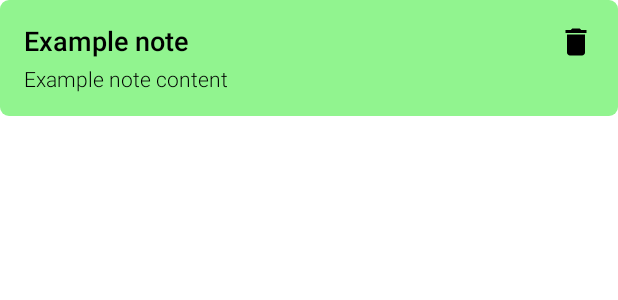
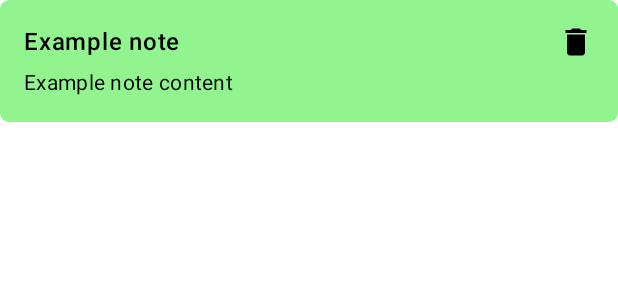
Before and after one commit to linhcn/kmm_sharelogic, an Android app built with Jetpack Compose: the @Preview function NoteItemPreview, on a phone screen of 412 x 824 dp. Shown: the top 300 px of the screen. Run offline under Robolectric (Android 15) with nearby library versions, the phone set to English and light mode, and no system bars; 4 statements that could not run were skipped.

Commit message:
Apply share fonts to android compose

```diff
--- a/SimpleNoteApp/androidApp/src/main/java/com/linhcn/simplenoteapp/android/MyApplicationTheme.kt
+++ b/SimpleNoteApp/androidApp/src/main/java/com/linhcn/simplenoteapp/android/MyApplicationTheme.kt
@@ -10,10 +10,12 @@ import androidx.compose.material3.lightColorScheme
 import androidx.compose.runtime.Composable
 import androidx.compose.ui.graphics.Color
 import androidx.compose.ui.text.TextStyle
+import androidx.compose.ui.text.font.Font
 import androidx.compose.ui.text.font.FontFamily
 import androidx.compose.ui.text.font.FontWeight
 import androidx.compose.ui.unit.dp
 import androidx.compose.ui.unit.sp
+import com.linhcn.simplenoteapp.resources.SharedRes
 
 @Composable
 fun MyApplicationTheme(
@@ -42,11 +44,10 @@ fun MyApplicationTheme(
         )
     }
     val typography = Typography(
-        bodyMedium = TextStyle(
-            fontFamily = FontFamily.Default,
-            fontWeight = FontWeight.Normal,
-            fontSize = 16.sp
-        )
+        bodyMedium = defaultTypography.bodyMedium.copy(fontFamily = myFontFamily),
+        headlineLarge = defaultTypography.headlineLarge.copy(fontFamily = myFontFamily),
+        bodyLarge = defaultTypography.bodyLarge.copy(fontFamily = myFontFamily),
+        bodySmall = defaultTypography.bodySmall.copy(fontFamily = myFontFamily)
     )
     val shapes = Shapes(
         small = RoundedCornerShape(4.dp),
@@ -61,3 +62,26 @@ fun MyApplicationTheme(
         content = content
     )
 }
+
+val myFontFamily = FontFamily(
+    fonts = listOf(
+        Font(
+            resId = SharedRes.fonts.playwrite_regular.fontResourceId,
+            weight = FontWeight.Normal,
+        ),
+        Font(
+            resId = SharedRes.fonts.playwrite_thin.fontResourceId,
+            weight = FontWeight.Thin,
+        ),
+        Font(
+            resId = SharedRes.fonts.playwrite_light.fontResourceId,
+            weight = FontWeight.Light,
+        ),
+        Font(
+            resId = SharedRes.fonts.playwrite_extralight.fontResourceId,
+            weight = FontWeight.ExtraLight,
+        ),
+    )
+)
+
+internal val defaultTypography = Typography()
--- a/SimpleNoteApp/androidApp/src/main/java/com/linhcn/simplenoteapp/android/note/detail/NoteDetailScreen.kt
+++ b/SimpleNoteApp/androidApp/src/main/java/com/linhcn/simplenoteapp/android/note/detail/NoteDetailScreen.kt
@@ -155,7 +155,7 @@ fun NoteDetailEditor(
             isHintVisible = noteTitle.isEmpty(),
             onValueChange = onTitleChange,
             onFocusChanged = {},
-            textStyle = TextStyle(fontSize = 26.sp, color = MaterialTheme.colorScheme.onSurface)
+            textStyle = MaterialTheme.typography.bodyLarge.copy(color = MaterialTheme.colorScheme.onSurface)
         )
         Spacer(modifier = Modifier.height(20.dp))
         TransparentTextField(
@@ -164,7 +164,7 @@ fun NoteDetailEditor(
             isHintVisible = noteContent.isEmpty(),
             onValueChange = onContentChange,
             onFocusChanged = {},
-            textStyle = TextStyle(fontSize = 18.sp, color = MaterialTheme.colorScheme.onSurface)
+            textStyle = MaterialTheme.typography.bodyMedium.copy(color = MaterialTheme.colorScheme.onSurface)
         )
     }
 }
--- a/SimpleNoteApp/androidApp/src/main/java/com/linhcn/simplenoteapp/android/note/list/NoteItem.kt
+++ b/SimpleNoteApp/androidApp/src/main/java/com/linhcn/simplenoteapp/android/note/list/NoteItem.kt
@@ -13,6 +13,7 @@ import androidx.compose.foundation.shape.RoundedCornerShape
 import androidx.compose.material.icons.Icons
 import androidx.compose.material.icons.filled.Delete
 import androidx.compose.material3.Icon
+import androidx.compose.material3.MaterialTheme
 import androidx.compose.material3.Text
 import androidx.compose.runtime.Composable
 import androidx.compose.ui.Alignment
@@ -50,9 +51,7 @@ fun NoteItem(
         ) {
             Text(
                 text = note.title,
-                fontWeight = FontWeight.SemiBold,
-                fontSize = 18.sp,
-                style = TextStyle(color = Color.Black)
+                style = MaterialTheme.typography.bodyLarge.copy(color = Color.Black, fontWeight = FontWeight.SemiBold)
             )
             Icon(
                 imageVector = Icons.Default.Delete,
@@ -63,8 +62,7 @@ fun NoteItem(
         Spacer(modifier = Modifier.height(5.dp))
         Text(
             text = note.content,
-            fontWeight = FontWeight.Light,
-            style = TextStyle(color = Color.Black)
+            style = MaterialTheme.typography.bodyMedium.copy(color = Color.Black)
         )
     }
 }
--- a/SimpleNoteApp/androidApp/src/main/java/com/linhcn/simplenoteapp/android/note/list/NoteListScreen.kt
+++ b/SimpleNoteApp/androidApp/src/main/java/com/linhcn/simplenoteapp/android/note/list/NoteListScreen.kt
@@ -17,6 +17,7 @@ import androidx.compose.material.icons.Icons
 import androidx.compose.material.icons.filled.Add
 import androidx.compose.material3.FloatingActionButton
 import androidx.compose.material3.Icon
+import androidx.compose.material3.MaterialTheme
 import androidx.compose.material3.Scaffold
 import androidx.compose.material3.Text
 import androidx.compose.runtime.Composable
@@ -89,8 +90,7 @@ fun NoteListScreen(
                 ) {
                     Text(
                         text = stringResource(id = SharedRes.strings.notes),
-                        fontWeight = FontWeight.Bold,
-                        fontSize = 30.sp
+                        style = MaterialTheme.typography.headlineLarge
                     )
                 }
             }
--- a/SimpleNoteApp/shared/src/commonMain/kotlin/com/linhcn/simplenoteapp/presentation/Colors.kt
+++ b/SimpleNoteApp/shared/src/commonMain/kotlin/com/linhcn/simplenoteapp/presentation/Colors.kt
@@ -1,4 +1,6 @@
 package com.linhcn.simplenoteapp.presentation
+
+import com.linhcn.simplenoteapp.resources.SharedRes
 
 const val GreenLightHex = 0xFF91F48F
 const val PinkSalmonLightHex = 0xFFFF9E9E
```
Also changed, not shown: SimpleNoteApp/androidApp/src/main/java/com/linhcn/simplenoteapp/android/MainActivity.kt (+6 -1 lines), SimpleNoteApp/androidApp/src/main/java/com/linhcn/simplenoteapp/android/components/HideableSearchTextField.kt (+5 -5 lines), SimpleNoteApp/shared/src/commonMain/moko-resources/fonts/playwrite-extralight.ttf (added), SimpleNoteApp/shared/src/commonMain/moko-resources/fonts/playwrite-light.ttf (added), SimpleNoteApp/shared/src/commonMain/moko-resources/fonts/playwrite-regular.ttf (added), SimpleNoteApp/shared/src/commonMain/moko-resources/fonts/playwrite-thin.ttf (added).
